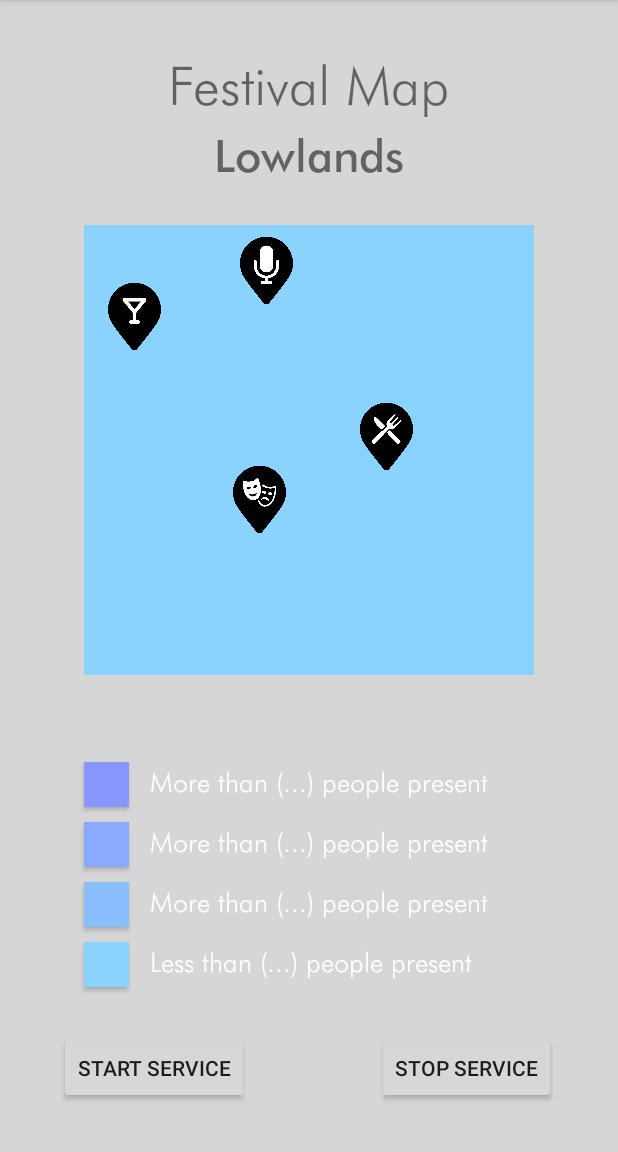
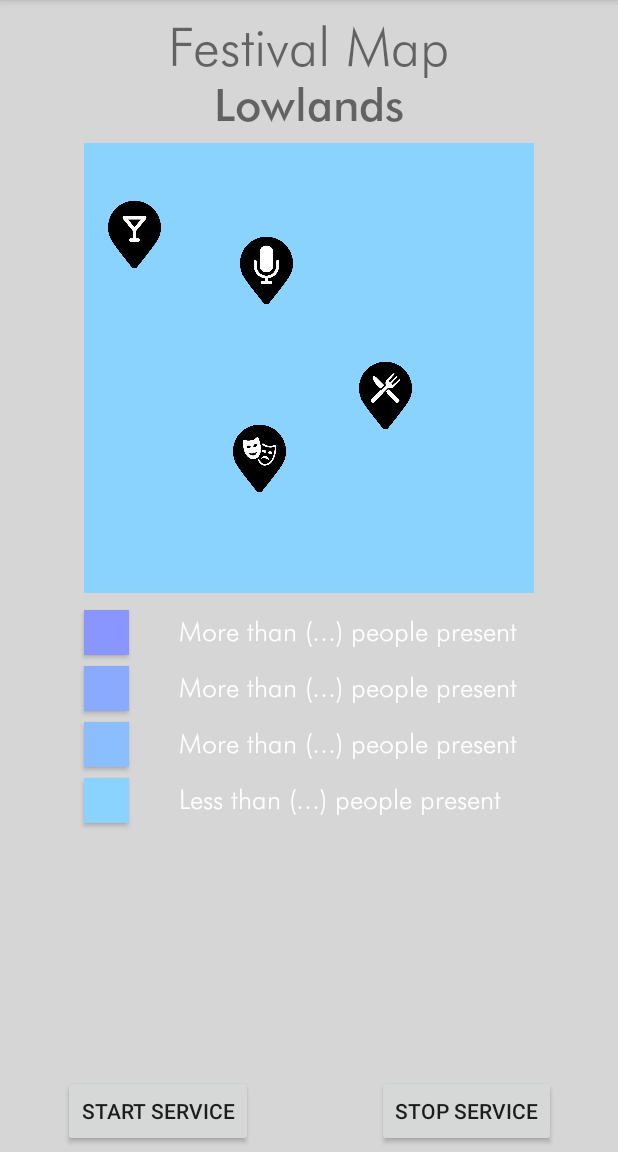
Before and after one commit to DaniekDieben/CombinedApss, an Android app: the screen it shows after launch (MainActivity), on a phone screen of 412 x 824 dp, the part 84-1236 px from its top. Run offline under Robolectric (Android 15) with nearby library versions, the phone set to English and light mode, and no system bars; our stand-ins replace Firebase (no records; nobody signed in at launch, a user with empty details on screens opened directly).

Commit message:
working, tested,

```diff
--- /dev/null
+++ b/app/src/main/res/drawable-xxhdpi/festival_terrain.xml
@@ -0,0 +1,4 @@
+<?xml version="1.0" encoding="utf-8"?>
+<selector xmlns:android="http://schemas.android.com/apk/res/android">
+
+</selector>
--- a/app/src/main/res/layout/activity_main.xml
+++ b/app/src/main/res/layout/activity_main.xml
@@ -11,19 +11,23 @@
         android:id="@+id/imageView5"
         android:layout_width="match_parent"
         android:layout_height="match_parent"
+        android:layout_alignParentStart="true"
+        android:layout_alignParentTop="true"
         android:adjustViewBounds="true"
         android:scaleType="fitXY"
         app:layout_constraintBottom_toBottomOf="parent"
         app:layout_constraintLeft_toLeftOf="parent"
         app:layout_constraintRight_toRightOf="parent"
-        app:srcCompat="@drawable/background" />
+        app:srcCompat="@drawable/background"
+        android:layout_alignParentLeft="true" />
 
     <TableLayout
         android:id="@+id/TabelForButtons"
         android:layout_width="300dp"
         android:layout_height="300dp"
-        android:layout_marginTop="150dp"
+        android:layout_below="@+id/textView2"
         android:layout_centerHorizontal="true"
+        android:layout_marginTop="-7dp"
         android:stretchColumns="*">
 
     </TableLayout>
@@ -33,52 +37,48 @@
         android:id="@+id/button1"
         android:layout_width="30dp"
         android:layout_height="30dp"
-        android:layout_alignParentStart="true"
-        android:layout_alignParentLeft="true"
-        android:layout_alignParentBottom="true"
-        android:layout_marginStart="56dp"
-        android:layout_marginLeft="56dp"
-        android:layout_marginTop="5dp"
-        android:layout_marginBottom="110dp"
+        android:layout_below="@+id/button2"
+        android:layout_alignStart="@+id/button2"
+        android:layout_alignLeft="@+id/button2"
+        android:layout_marginStart="0dp"
+        android:layout_marginLeft="0dp"
+        android:layout_marginTop="7dp"
         android:background="@color/Quiet" />
 
     <Button
         android:id="@+id/button2"
         android:layout_width="30dp"
         android:layout_height="30dp"
-        android:layout_alignParentStart="true"
-        android:layout_alignParentLeft="true"
-        android:layout_alignParentBottom="true"
-        android:layout_marginStart="56dp"
-        android:layout_marginLeft="56dp"
-        android:layout_marginTop="5dp"
-        android:layout_marginBottom="150dp"
+        android:layout_below="@+id/button3"
+        android:layout_alignStart="@+id/button3"
+        android:layout_alignLeft="@+id/button3"
+        android:layout_marginStart="0dp"
+        android:layout_marginLeft="0dp"
+        android:layout_marginTop="7dp"
         android:background="@color/Normal" />
 
     <Button
         android:id="@+id/button3"
         android:layout_width="30dp"
         android:layout_height="30dp"
-        android:layout_alignParentStart="true"
-        android:layout_alignParentLeft="true"
-        android:layout_alignParentBottom="true"
-        android:layout_marginStart="56dp"
-        android:layout_marginLeft="56dp"
-        android:layout_marginTop="5dp"
-        android:layout_marginBottom="190dp"
+        android:layout_below="@+id/button4"
+        android:layout_alignStart="@+id/button4"
+        android:layout_alignLeft="@+id/button4"
+        android:layout_marginStart="0dp"
+        android:layout_marginLeft="0dp"
+        android:layout_marginTop="7dp"
         android:background="@color/Crowded" />
 
     <Button
         android:id="@+id/button4"
         android:layout_width="30dp"
         android:layout_height="30dp"
-        android:layout_alignParentStart="true"
-        android:layout_alignParentLeft="true"
-        android:layout_alignParentBottom="true"
-        android:layout_marginStart="56dp"
-        android:layout_marginLeft="56dp"
-        android:layout_marginTop="5dp"
-        android:layout_marginBottom="230dp"
+        android:layout_below="@+id/TabelForButtons"
+        android:layout_alignStart="@+id/TabelForButtons"
+        android:layout_alignLeft="@+id/TabelForButtons"
+        android:layout_marginStart="0dp"
+        android:layout_marginLeft="0dp"
+        android:layout_marginTop="11dp"
         android:background="@color/Very_crowded" />
 
     <Button
@@ -88,9 +88,9 @@
         android:layout_alignParentStart="true"
         android:layout_alignParentLeft="true"
         android:layout_alignParentBottom="true"
-        android:layout_marginStart="39dp"
-        android:layout_marginLeft="39dp"
-        android:layout_marginBottom="32dp"
+        android:layout_marginStart="42dp"
+        android:layout_marginLeft="42dp"
+        android:layout_marginBottom="3dp"
         android:text="Start Service" />
 
     <Button
@@ -109,24 +109,25 @@
         android:id="@+id/textView"
         android:layout_width="311dp"
         android:layout_height="50dp"
+        android:layout_alignTop="@+id/imageView5"
         android:layout_centerHorizontal="true"
         android:layout_marginStart="8dp"
-        android:layout_marginTop="35dp"
+        android:layout_marginTop="9dp"
         android:layout_marginEnd="8dp"
         android:layout_marginBottom="8dp"
         android:text="Festival Map"
         android:textAlignment="center"
-        android:textSize="36sp"
 
-        />
+        android:textSize="36sp" />
 
     <TextView
         android:id="@+id/textView2"
         android:layout_width="272dp"
         android:layout_height="43dp"
+        android:layout_below="@+id/textView"
         android:layout_centerHorizontal="true"
         android:layout_marginStart="8dp"
-        android:layout_marginTop="85dp"
+        android:layout_marginTop="-16dp"
         android:layout_marginEnd="8dp"
         android:layout_marginBottom="8dp"
         android:text="Lowlands"
@@ -137,51 +138,64 @@
         android:id="@+id/stage_image"
         android:layout_width="55dp"
         android:layout_height="110dp"
-        android:layout_marginLeft="150dp"
+        android:layout_alignStart="@+id/TabelForButtons"
+        android:layout_alignLeft="@+id/TabelForButtons"
+        android:layout_marginStart="94dp"
+        android:layout_marginLeft="94dp"
         android:layout_marginTop="129dp"
         android:layout_marginBottom="8dp"
-        app:srcCompat="@drawable/stage_symbol"/>
+        app:srcCompat="@drawable/stage_symbol" />
 
     <ImageView
         android:id="@+id/food_image"
         android:layout_width="55dp"
         android:layout_height="110dp"
+        android:layout_alignEnd="@+id/TabelForButtons"
+        android:layout_alignRight="@+id/TabelForButtons"
+        android:layout_alignBottom="@+id/TabelForButtons"
+        android:layout_marginLeft="230dp"
         android:layout_marginTop="240dp"
-        android:layout_marginLeft="230dp"
-        android:layout_marginBottom="8dp"
-        app:srcCompat="@drawable/eten_symbol"
-        />
+        android:layout_marginEnd="71dp"
+        android:layout_marginRight="71dp"
+        android:layout_marginBottom="100dp"
+        app:srcCompat="@drawable/eten_symbol" />
 
     <ImageView
         android:id="@+id/bar_image"
         android:layout_width="55dp"
         android:layout_height="110dp"
-        android:layout_marginTop="160dp"
-        android:layout_marginLeft="62dp"
+        android:layout_alignStart="@+id/TabelForButtons"
+        android:layout_alignLeft="@+id/TabelForButtons"
+        android:layout_alignTop="@+id/TabelForButtons"
+        android:layout_marginStart="6dp"
+        android:layout_marginLeft="6dp"
+        android:layout_marginTop="10dp"
         android:layout_marginBottom="140dp"
-        app:srcCompat="@drawable/bar_symbol"
-        />
+        app:srcCompat="@drawable/bar_symbol" />
 
     <ImageView
         android:id="@+id/theater_image"
         android:layout_width="55dp"
         android:layout_height="110dp"
-        android:layout_marginLeft="145dp"
+        android:layout_alignStart="@+id/TabelForButtons"
+        android:layout_alignLeft="@+id/TabelForButtons"
+        android:layout_alignBottom="@+id/TabelForButtons"
+        android:layout_marginStart="89dp"
+        android:layout_marginLeft="89dp"
         android:layout_marginTop="282dp"
-        android:layout_marginBottom="60dp"
+        android:layout_marginBottom="58dp"
         app:srcCompat="@drawable/theater_symbol" />
 
     <TextView
         android:id="@+id/textView3"
         android:layout_width="wrap_content"
         android:layout_height="wrap_content"
-        android:layout_alignParentStart="true"
-        android:layout_alignParentLeft="true"
-        android:layout_alignParentBottom="true"
-        android:layout_marginStart="100dp"
-        android:layout_marginLeft="100dp"
-        android:layout_marginTop="5dp"
-        android:layout_marginBottom="115dp"
+        android:layout_alignTop="@+id/button1"
+        android:layout_marginStart="33dp"
+        android:layout_marginLeft="33dp"
+        android:layout_marginTop="3dp"
+        android:layout_toEndOf="@+id/button1"
+        android:layout_toRightOf="@+id/button1"
         android:text="Less than (...) people present"
         android:textColor="@color/White"
         android:textSize="18sp" />
@@ -190,13 +204,12 @@
         android:id="@+id/textView4"
         android:layout_width="wrap_content"
         android:layout_height="wrap_content"
-        android:layout_alignParentStart="true"
-        android:layout_alignParentLeft="true"
-        android:layout_alignParentBottom="true"
-        android:layout_marginStart="100dp"
-        android:layout_marginLeft="100dp"
-        android:layout_marginTop="5dp"
-        android:layout_marginBottom="155dp"
+        android:layout_alignBaseline="@+id/button3"
+        android:layout_marginStart="33dp"
+        android:layout_marginLeft="33dp"
+        android:layout_marginTop="3dp"
+        android:layout_toEndOf="@+id/button3"
+        android:layout_toRightOf="@+id/button3"
         android:text="More than (...) people present"
         android:textColor="@color/White"
         android:textSize="18sp" />
@@ -205,13 +218,12 @@
         android:id="@+id/textView5"
         android:layout_width="wrap_content"
         android:layout_height="wrap_content"
-        android:layout_alignParentStart="true"
-        android:layout_alignParentLeft="true"
-        android:layout_alignParentBottom="true"
-        android:layout_marginStart="100dp"
-        android:layout_marginLeft="100dp"
-        android:layout_marginTop="5dp"
-        android:layout_marginBottom="195dp"
+        android:layout_alignTop="@+id/button2"
+        android:layout_marginStart="33dp"
+        android:layout_marginLeft="33dp"
+        android:layout_marginTop="3dp"
+        android:layout_toEndOf="@+id/button2"
+        android:layout_toRightOf="@+id/button2"
         android:text="More than (...) people present"
         android:textColor="@color/White"
         android:textSize="18sp" />
@@ -220,20 +232,27 @@
         android:id="@+id/textView6"
         android:layout_width="wrap_content"
         android:layout_height="wrap_content"
-        android:layout_alignStart="@+id/textView5"
-        android:layout_alignLeft="@+id/textView5"
-        android:layout_alignParentStart="true"
-        android:layout_alignParentLeft="true"
-        android:layout_alignParentBottom="true"
-        android:layout_marginStart="100dp"
-        android:layout_marginLeft="100dp"
-        android:layout_marginTop="5dp"
-        android:layout_marginBottom="235dp"
+        android:layout_alignTop="@+id/button4"
+        android:layout_marginStart="33dp"
+        android:layout_marginLeft="33dp"
+        android:layout_marginTop="3dp"
+        android:layout_toEndOf="@+id/button4"
+        android:layout_toRightOf="@+id/button4"
         android:text="More than (...) people present"
         android:textColor="@color/White"
         android:textSize="18sp" />
 
-
+    <ImageView
+        android:id="@+id/imageView3"
+        android:layout_width="300dp"
+        android:layout_height="300dp"
+        android:layout_alignParentStart="true"
+        android:layout_alignParentLeft="true"
+        android:layout_alignParentTop="true"
+        android:layout_marginStart="60dp"
+        android:layout_marginLeft="60dp"
+        android:layout_marginTop="120dp"
+        app:srcCompat="@drawable/festival_terrain" />
 
 
 </RelativeLayout>
```
